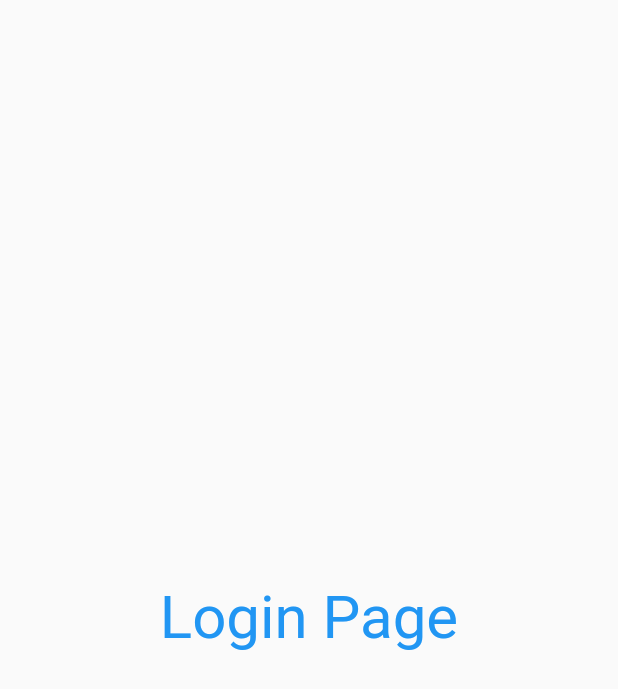
After one commit to BhupendraBachhav/30DaysofFlutter, a Flutter app: the screen it shows after launch, on a phone screen of 412 x 824 dp. The commit adds this screen. Shown: the top 689 px of the screen. Run offline on Flutter 3.47's test engine with Material 2 defaults, Android fonts, the phone set to English and light mode, and no system bars.

Commit message:
day3 completed

```diff
--- a/lib/main.dart
+++ b/lib/main.dart
@@ -1,5 +1,6 @@
 import 'package:flutter/material.dart';
-import 'package:flutter_catelog/home.dart';
+import 'package:flutter_catelog/pages/home.dart';
+import 'package:flutter_catelog/pages/login_page.dart';
 
 void main() {
   runApp(MyApp());
@@ -10,8 +11,26 @@ class MyApp extends StatelessWidget {
 
   @override
   Widget build(BuildContext context) {
+    bringVegetable();
     return MaterialApp(
-      home: HomePage(),
+
+      themeMode: ThemeMode.light,
+      // this is for light theme
+      theme: ThemeData(primarySwatch: Colors.deepPurple),
+      // this is for dart theme
+      darkTheme: ThemeData(
+        brightness: Brightness.dark,
+      ),
+
+      routes: {
+        "/": (context) => LoginPage(),
+        "/home":(context) => HomePage(),
+        "/login": (context) => LoginPage()
+      },
     );
   }
+
+  bringVegetable({bool thaila = false, int rupee = 100}) {
+    // take cycle
+  }
 }
--- /dev/null
+++ b/lib/pages/login_page.dart
@@ -0,0 +1,17 @@
+import 'package:flutter/material.dart';
+
+class LoginPage extends StatelessWidget {
+  const LoginPage({super.key});
+
+  @override
+  Widget build(BuildContext context) {
+    return Material(
+      child: Center(
+        child: Text("Login Page",style: TextStyle(
+          fontSize: 40,
+          color: Colors.blue,
+        ),),
+      ),
+    );
+  }
+}
```
Also changed, not shown: lib/pages/home.dart (renamed from lib/home.dart).
